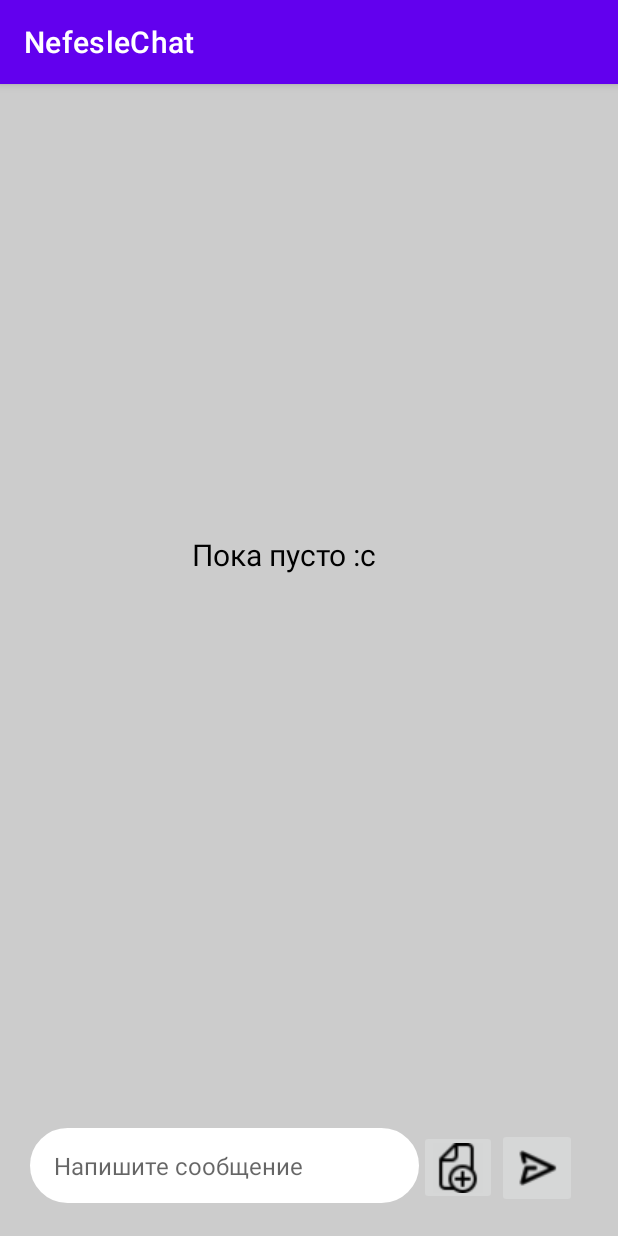
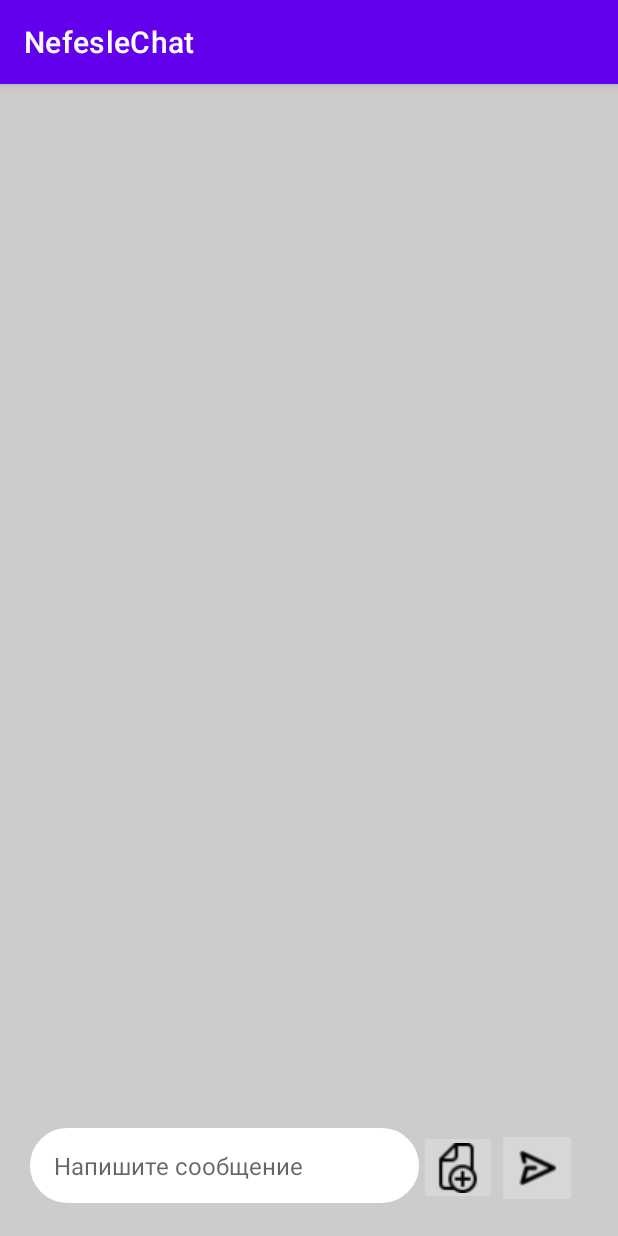
Before and after one commit to linedown/NefesleChat, an Android app: the fragment ChatFragment shown on its own in the app's theme, on a phone screen of 412 x 824 dp. Run offline under Robolectric (Android 15) with nearby library versions, the phone set to English and light mode, and no system bars; our stand-ins replace RxJava; libraries missing offline, so code that uses them is left out: org.springframework.messaging, org.springframework.web; Roboto replaces fonts that are not available here; 6 statements that could not run were skipped.

Commit message:
Добавлено получение статуса в сети через строку, цвет заднего фона статуса, отступы к нему, исправлена проблема с отступом в сроке действия аккаунта в UI настроек

```diff
--- a/app/src/main/java/ru/linedown/nefeslechat/classes/OkHttpUtil.java
+++ b/app/src/main/java/ru/linedown/nefeslechat/classes/OkHttpUtil.java
@@ -113,9 +113,7 @@ public class OkHttpUtil {
         Request requestStatus = new Request.Builder().url(baseUrl + statusUrl + user_id).get().build();
         Response responseStatus = okHttpClient.newCall(requestStatus).execute();
         ResponseBody responseBodyStatus = responseStatus.body();
-        boolean isOnline = Boolean.parseBoolean(responseBodyStatus.string());
-        if(isOnline) statusStr = "Онлайн";
-        else statusStr = "Оффлайн";
+        statusStr = responseBodyStatus.string();
 
         responseBodyStatus.close();
         responseStatus.close();
--- a/app/src/main/java/ru/linedown/nefeslechat/ui/ChatFragment.java
+++ b/app/src/main/java/ru/linedown/nefeslechat/ui/ChatFragment.java
@@ -58,15 +58,10 @@ public class ChatFragment extends Fragment {
         EditText inputField = binding.messageText;
         ImageView sendTextButton = binding.sendTextButton;
         ImageView sendFileButton = binding.sendFileButton;
-        TextView messageView = binding.messageView;
         LinearLayout chatFormLayout = binding.chatFormLayout;
 
         WebSocketConnection.subscribeOnMessageEvent(message -> {
             int typeSender;
-            if(!message.isEmpty()) {
-                messageView.setText("");
-                messageView.setVisibility(GONE);
-            }
             MessageInChatDTO messageInChatDTO = new Gson().fromJson(message, MessageInChatDTO.class);
             MessageLayoutAttributes mla = new MessageLayoutAttributes(
                     messageInChatDTO.getId(), messageInChatDTO.getCreatedAt(), messageInChatDTO.getMessage(),
--- a/app/src/main/java/ru/linedown/nefeslechat/ui/ProfileFragment.java
+++ b/app/src/main/java/ru/linedown/nefeslechat/ui/ProfileFragment.java
@@ -70,7 +70,9 @@ public class ProfileFragment extends Fragment {
             @Override
             public void onSuccess(UserDetailsDTO result) {
                 String statusText = OkHttpUtil.getStatusStr();
+                if(statusText.equals("В сети")) statusLabel.setBackgroundResource(R.drawable.bg_status_online);
                 statusLabel.setText(statusText);
+                statusLabel.setPadding(12, 6, 12, 6);
                 String role = result.getRole();
                 firstLastName = result.getFirstName() + " " + result.getLastName();
                 String fio = result.getLastName() + " " + result.getFirstName() + " " + result.getPatronymic();
--- a/app/src/main/java/ru/linedown/nefeslechat/ui/SearchFragment.java
+++ b/app/src/main/java/ru/linedown/nefeslechat/ui/SearchFragment.java
@@ -73,6 +73,8 @@ public class SearchFragment extends Fragment {
                         emptyResultInfoView.setTextSize(20);
                         emptyResultInfoView.setTypeface(null, Typeface.BOLD);
                         emptyResultInfoView.setText("По данному запросу не удалось найти пользователей");
+                        emptyResultInfoView.setTextColor(getResources().getColor(R.color.otherSettingsColor));
+                        emptyResultInfoView.setPadding(50, 0, 0, 0);
                         results.addView(emptyResultInfoView);
                         return;
                     }
--- a/app/src/main/res/layout/fragment_chat.xml
+++ b/app/src/main/res/layout/fragment_chat.xml
@@ -16,19 +16,6 @@
         app:layout_constraintEnd_toEndOf="parent"
         app:layout_constraintStart_toStartOf="parent"
         app:layout_constraintTop_toTopOf="parent">
-
-        <TextView
-            android:id="@+id/messageView"
-            android:layout_width="wrap_content"
-            android:layout_height="wrap_content"
-            android:layout_marginStart="130sp"
-            android:layout_marginTop="300sp"
-            android:text="Пока пусто :c"
-            android:textColor="@color/black"
-            android:textSize="20sp"
-            app:layout_constraintEnd_toEndOf="parent"
-            app:layout_constraintStart_toStartOf="parent"
-            app:layout_constraintTop_toTopOf="parent" />
 
     </LinearLayout>
 
--- a/app/src/main/res/layout/fragment_chats.xml
+++ b/app/src/main/res/layout/fragment_chats.xml
@@ -18,7 +18,7 @@
         android:layout_marginEnd="14sp"
         android:background="@drawable/bg_group_chat"
         android:orientation="vertical"
-        android:visibility="visible">
+        android:visibility="gone">
 
         <LinearLayout
             android:layout_width="wrap_content"
--- a/app/src/main/res/layout/fragment_profile.xml
+++ b/app/src/main/res/layout/fragment_profile.xml
@@ -35,6 +35,10 @@
                 android:layout_marginEnd="136dp"
                 android:background="@drawable/bg_status_offline"
                 android:fontFamily="@font/inter_bold"
+                android:paddingLeft="6sp"
+                android:paddingTop="2sp"
+                android:paddingRight="6sp"
+                android:paddingBottom="2sp"
                 android:text="Статус"
                 android:textColor="@color/white"
                 android:textSize="12sp"
```
Also changed, not shown: app/src/main/res/layout/fragment_settings.xml (+4 -4 lines).
